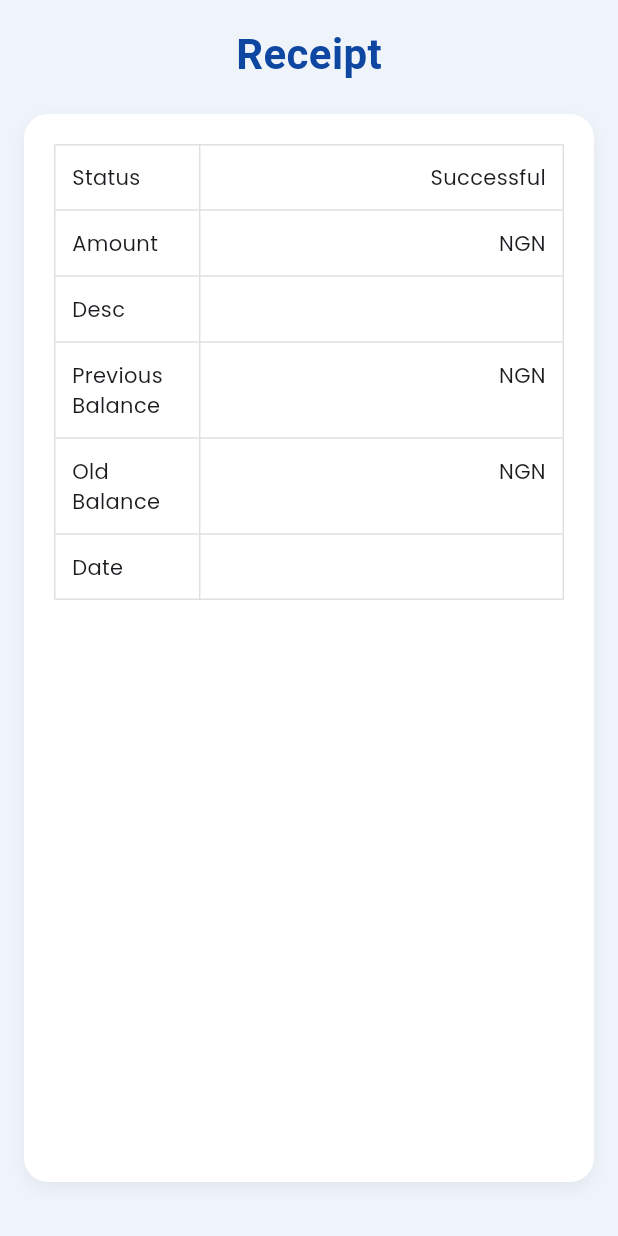
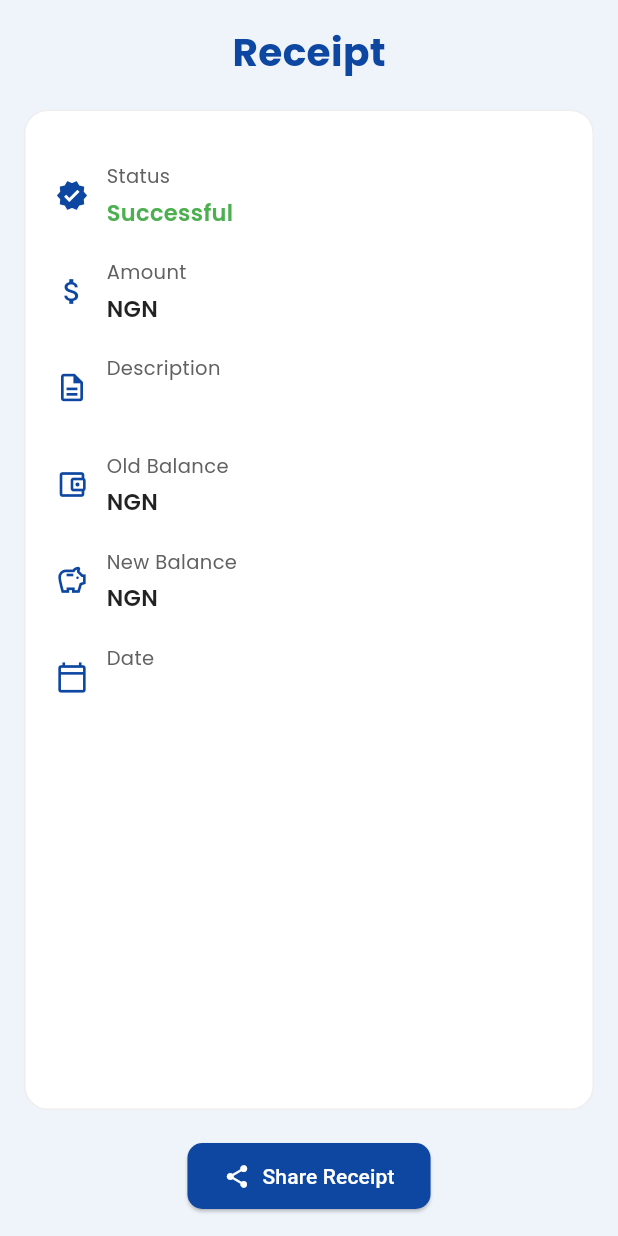
Before and after one commit to absoft1021/qofheart, a Flutter app: the ReceiptPage screen opened directly, on a phone screen of 412 x 824 dp. Run offline on Flutter 3.47's test engine with Material 3 defaults, Android fonts, the light colour scheme and no system bars; our stand-ins replace awesome_dialog, dio, flutter_animate, flutter_native_contact_picker, flutter_toggle_tab, fluttertoast and 7 more; missing offline and left inert: custom_pin_keyboard; accounts and stored records are empty; Roboto replaces fonts that are missing (Labrada).

Commit message:
daga Allah ne

```diff
--- a/lib/pages/airtime_cash.dart
+++ b/lib/pages/airtime_cash.dart
@@ -46,7 +46,7 @@ class AirtimeCash extends GetWidget<AirtimeCashController> {
             ElevatedButton(
               onPressed: () {
                 Get.find<HomeController>().openUrl(
-                  "https://wa.me/+2348069714782?text=I%20have%20airtime%20to%20sell"
+                  "https://wa.me/+2348069714782"
                 );
               },
               style: ElevatedButton.styleFrom(
--- a/lib/pages/receipt_page.dart
+++ b/lib/pages/receipt_page.dart
@@ -1,6 +1,11 @@
+import 'dart:io';
 import 'package:flutter/material.dart';
 import 'package:get/get.dart';
 import 'package:google_fonts/google_fonts.dart';
+import 'package:path_provider/path_provider.dart';
+import 'package:pdf/widgets.dart' as pw;
+import 'package:share_plus/share_plus.dart';
+import 'package:pdf/pdf.dart';
 
 class ReceiptPage extends StatelessWidget {
   const ReceiptPage({super.key});
@@ -18,9 +23,9 @@ class ReceiptPage extends StatelessWidget {
             children: [
               Text(
                 'Receipt',
-                style: GoogleFonts.labrada(
-                  fontSize: 28,
-                  fontWeight: FontWeight.bold,
+                style: GoogleFonts.poppins(
+                  fontSize: 26,
+                  fontWeight: FontWeight.w700,
                   color: const Color(0xFF0E47A1),
                 ),
               ),
@@ -28,51 +33,37 @@ class ReceiptPage extends StatelessWidget {
               Expanded(
                 child: Container(
                   width: double.infinity,
-                  padding: const EdgeInsets.all(20),
+                  padding: const EdgeInsets.symmetric(horizontal: 20, vertical: 24),
                   decoration: BoxDecoration(
                     color: Colors.white,
                     borderRadius: BorderRadius.circular(16),
-                    boxShadow: [
-                      BoxShadow(
-                        color: Colors.black.withOpacity(0.05),
-                        blurRadius: 8,
-                        offset: const Offset(0, 4),
-                      )
+                    border: Border.all(color: Colors.grey.shade200),
+                  ),
+                  child: Column(
+                    crossAxisAlignment: CrossAxisAlignment.start,
+                    children: [
+                      _receiptItem(Icons.verified, "Status", "Successful", Colors.green),
+                      _receiptItem(Icons.attach_money, "Amount", "NGN ${arguments['amount'] ?? ''}"),
+                      _receiptItem(Icons.description_outlined, "Description", arguments['desc'] ?? ''),
+                      _receiptItem(Icons.account_balance_wallet_outlined, "Old Balance", "NGN ${arguments['oldbal'] ?? ''}"),
+                      _receiptItem(Icons.savings_outlined, "New Balance", "NGN ${arguments['newBal'] ?? ''}"),
+                      _receiptItem(Icons.calendar_today_outlined, "Date", arguments['date'] ?? ''),
                     ],
-                  ),
-                  child: SingleChildScrollView(
-                    child: Table(
-                      columnWidths: const {
-                        0: FlexColumnWidth(1),
-                        1: FlexColumnWidth(2.5),
-                      },
-                      border: TableBorder.all(color: Colors.grey.shade300),
-                      children: [
-                        _tableRow('Status', 'Successful'),
-                        _tableRow('Amount', 'NGN ${arguments['amount'] ?? ''}'),
-                        _tableRow('Desc', arguments['desc'] ?? ''),
-                        _tableRow('Previous Balance', 'NGN ${arguments['newBal'] ?? ''}'),
-                        _tableRow('Old Balance', 'NGN ${arguments['oldbal'] ?? ''}'),
-                        _tableRow('Date', arguments['date'] ?? ''),
-                      ],
-                    ),
                   ),
                 ),
               ),
               const SizedBox(height: 20),
-              // Uncomment to use SHARE button
-              // ElevatedButton(
-              //   onPressed: () => Get.find<HomeController>().openUrl('link'),
-              //   style: ElevatedButton.styleFrom(
-              //     foregroundColor: Colors.white,
-              //     backgroundColor: const Color(0xFF0E47A1),
-              //     shape: RoundedRectangleBorder(
-              //       borderRadius: BorderRadius.circular(10),
-              //     ),
-              //     padding: const EdgeInsets.symmetric(horizontal: 24, vertical: 12),
-              //   ),
-              //   child: const Text('SHARE'),
-              // ),
+              ElevatedButton.icon(
+                onPressed: () => _generateAndSharePDF(arguments),
+                icon: const Icon(Icons.share),
+                label: const Text('Share Receipt'),
+                style: ElevatedButton.styleFrom(
+                  backgroundColor: const Color(0xFF0E47A1),
+                  foregroundColor: Colors.white,
+                  shape: RoundedRectangleBorder(borderRadius: BorderRadius.circular(10)),
+                  padding: const EdgeInsets.symmetric(horizontal: 24, vertical: 12),
+                ),
+              ),
             ],
           ),
         ),
@@ -80,22 +71,70 @@ class ReceiptPage extends StatelessWidget {
     );
   }
 
-  TableRow _tableRow(String title, String value) {
-    return TableRow(
-      children: [
-        _textCell(title, align: TextAlign.left),
-        _textCell(value, align: TextAlign.right),
-      ],
+  Widget _receiptItem(IconData icon, String label, String value, [Color color = Colors.black87]) {
+    return Padding(
+      padding: const EdgeInsets.symmetric(vertical: 10),
+      child: Row(
+        children: [
+          Icon(icon, color: const Color(0xFF0E47A1), size: 22),
+          const SizedBox(width: 12),
+          Expanded(
+            child: Column(
+              crossAxisAlignment: CrossAxisAlignment.start,
+              children: [
+                Text(label, style: GoogleFonts.poppins(fontSize: 13, color: Colors.grey[700])),
+                const SizedBox(height: 4),
+                Text(value, style: GoogleFonts.poppins(fontSize: 15, fontWeight: FontWeight.w600, color: color)),
+              ],
+            ),
+          ),
+        ],
+      ),
     );
   }
 
-  Widget _textCell(String text, {TextAlign align = TextAlign.center}) {
-    return Padding(
-      padding: const EdgeInsets.all(12),
-      child: Text(
-        text,
-        textAlign: align,
-        style: GoogleFonts.poppins(fontSize: 14),
+  Future<void> _generateAndSharePDF(Map<String, dynamic> data) async {
+    final pdf = pw.Document();
+
+    pdf.addPage(
+      pw.Page(
+        build: (pw.Context context) {
+          return pw.Padding(
+            padding: const pw.EdgeInsets.all(24),
+            child: pw.Column(
+              crossAxisAlignment: pw.CrossAxisAlignment.start,
+              children: [
+                pw.Text("Payment Receipt", style: pw.TextStyle(fontSize: 24, fontWeight: pw.FontWeight.bold, color: PdfColors.blue)),
+                pw.SizedBox(height: 20),
+                _pdfRow("Status", "Successful"),
+                _pdfRow("Amount", "NGN ${data['amount'] ?? ''}"),
+                _pdfRow("Description", data['desc'] ?? ''),
+                _pdfRow("Old Balance", "NGN ${data['oldbal'] ?? ''}"),
+                _pdfRow("New Balance", "NGN ${data['newBal'] ?? ''}"),
+                _pdfRow("Date", data['date'] ?? ''),
+              ],
+            ),
+          );
+        },
+      ),
+    );
+
+    final output = await getTemporaryDirectory();
+    final file = File("${output.path}/receipt.pdf");
+    await file.writeAsBytes(await pdf.save());
+
+    await Share.shareXFiles([XFile(file.path)], text: "Here's your receipt");
+  }
+
+  pw.Widget _pdfRow(String label, String value) {
+    return pw.Padding(
+      padding: const pw.EdgeInsets.symmetric(vertical: 6),
+      child: pw.Row(
+        crossAxisAlignment: pw.CrossAxisAlignment.start,
+        children: [
+          pw.Text("$label: ", style: pw.TextStyle(fontWeight: pw.FontWeight.bold)),
+          pw.Expanded(child: pw.Text(value)),
+        ],
       ),
     );
   }
```
Also changed, not shown: lib/components/home_header.dart (+4 -4 lines), lib/pages/data/buydata.dart (+72 -66 lines), pubspec.yaml (+5 -2 lines).
